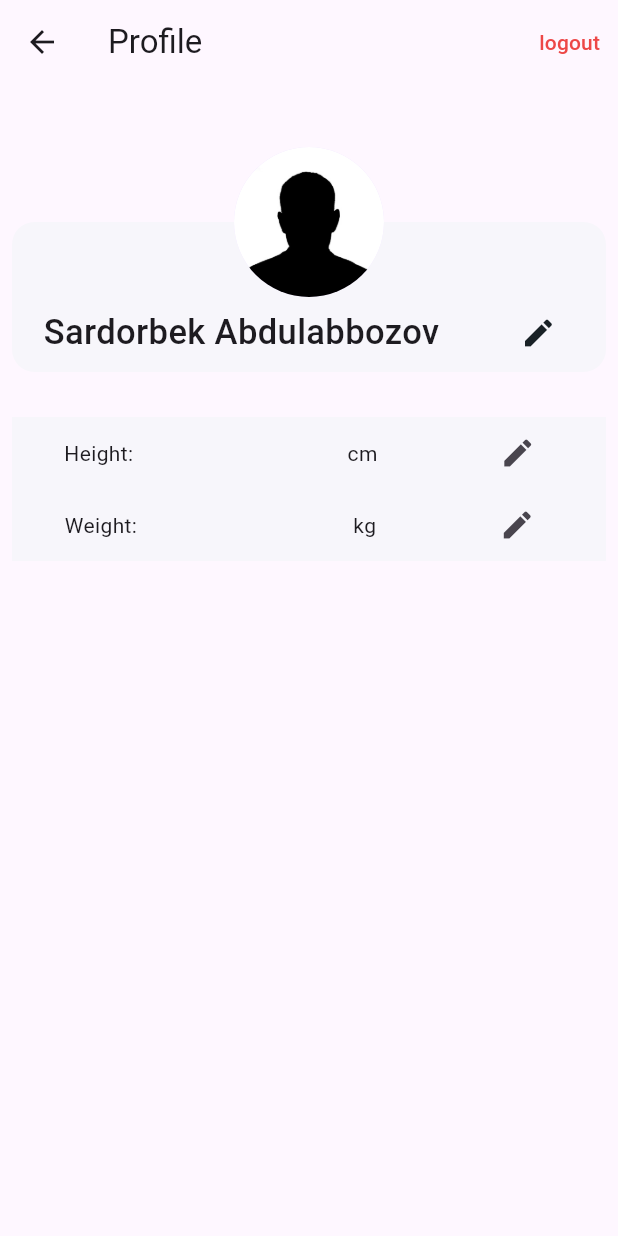
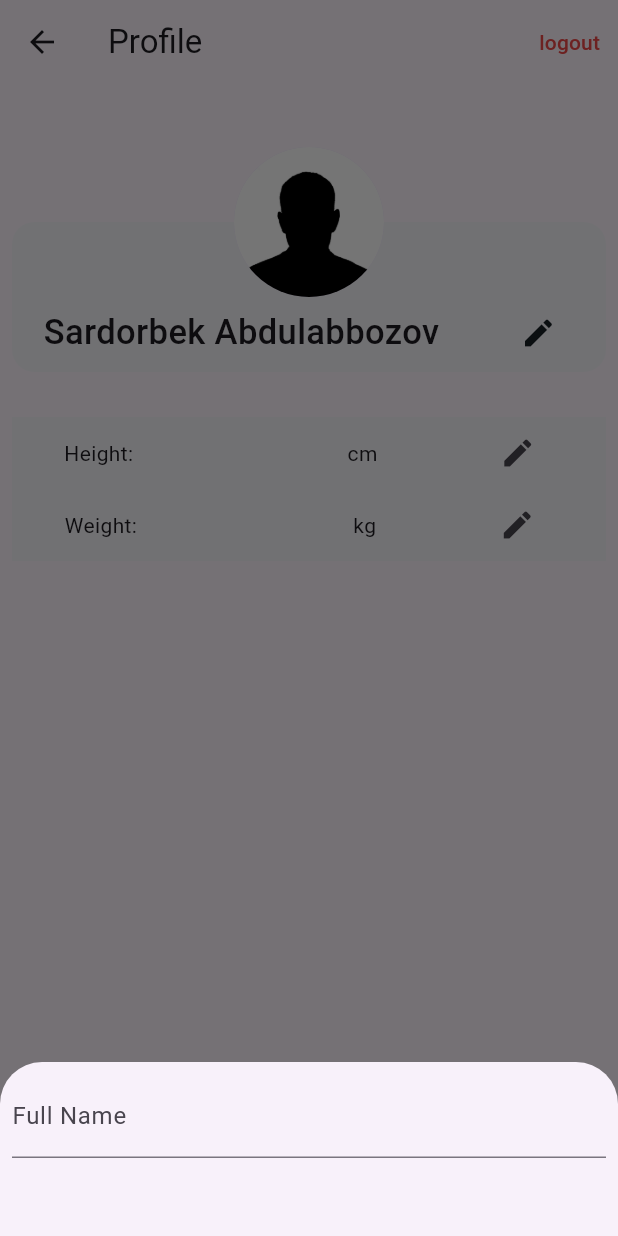
Before and after one commit to SardorbekAbdulabbozov/health_hack, a Flutter app: the screen it shows after launch, after a tap on the "edit" icon, on a phone screen of 412 x 824 dp. Run offline on Flutter 3.47's test engine with Material 2 defaults, Android fonts, the phone set to English and light mode, and no system bars; our stand-ins replace flutter_svg, get; missing offline and left inert: mysql_client; accounts and stored records are empty; statements that could not run were skipped.

Commit message:
profile page added some functionalities

```diff
--- a/lib/screens/profile_screen.dart
+++ b/lib/screens/profile_screen.dart
@@ -11,8 +11,11 @@ class ProfileScreen extends StatefulWidget {
 class _ProfileScreenState extends State<ProfileScreen> {
   String? _height;
   String? _weight;
+  String? _name;
   TextEditingController heightController = TextEditingController();
   TextEditingController weightController = TextEditingController();
+  TextEditingController nameController = TextEditingController();
+
 
   void editor(String a, String? h, TextEditingController c) {
     showModalBottomSheet<dynamic>(
@@ -37,8 +40,8 @@ class _ProfileScreenState extends State<ProfileScreen> {
                     }
                     return null;
                   },
-                  keyboardType: TextInputType.number,
-                  decoration: InputDecoration(label: Text('$a in cm')),
+                  keyboardType: a=='full name'? TextInputType.text : TextInputType.number,
+                  decoration: InputDecoration(label: a=='full name'? const Text('Full Name'): Text('$a in cm')),
                   onFieldSubmitted: (v) {
                     Navigator.pop(context);
                   },
@@ -109,13 +112,14 @@ class _ProfileScreenState extends State<ProfileScreen> {
                         Row(
                           mainAxisAlignment: MainAxisAlignment.spaceAround,
                           children: [
-                            const Text(
-                              'Sardorbek Abdulabbozov',
-                              style: TextStyle(
+
+                            Text( nameController.text==''?
+                              'Sardorbek Abdulabbozov': nameController.text,
+                              style: const TextStyle(
                                   fontSize: 23, fontWeight: FontWeight.w500),
                             ),
                             IconButton(
-                              onPressed: () {},
+                              onPressed: (){editor('full name', _name, nameController );},
                               icon: const Icon(
                                 Icons.edit,
                                 color: Constants.asset,
```
